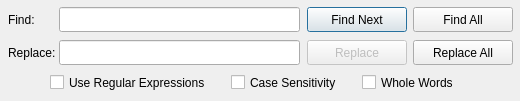
First picture: the form in src/searchwidget.ui, repository GAMS-dev/studio, before the edit.
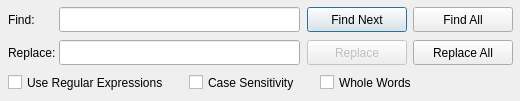
Second picture: the form after the edit.

Commit message: added result counter

```diff
--- a/src/searchwidget.ui
+++ b/src/searchwidget.ui
@@ -147,7 +147,7 @@
    </property>
    <property name="geometry">
     <rect>
-     <x>50</x>
+     <x>8</x>
      <y>70</y>
      <width>181</width>
      <height>25</height>
@@ -166,7 +166,7 @@
    </property>
    <property name="geometry">
     <rect>
-     <x>231</x>
+     <x>189</x>
      <y>70</y>
      <width>131</width>
      <height>25</height>
@@ -185,9 +185,9 @@
    </property>
    <property name="geometry">
     <rect>
-     <x>362</x>
+     <x>320</x>
      <y>70</y>
-     <width>111</width>
+     <width>121</width>
      <height>25</height>
     </rect>
    </property>
@@ -198,6 +198,19 @@
     <bool>true</bool>
    </property>
   </widget>
+  <widget class="QLabel" name="lbl_nrResults">
+   <property name="geometry">
+    <rect>
+     <x>440</x>
+     <y>70</y>
+     <width>71</width>
+     <height>25</height>
+    </rect>
+   </property>
+   <property name="text">
+    <string/>
+   </property>
+  </widget>
  </widget>
  <layoutdefault spacing="6" margin="9"/>
  <resources/>
```
The commit also changes 1 other file.
